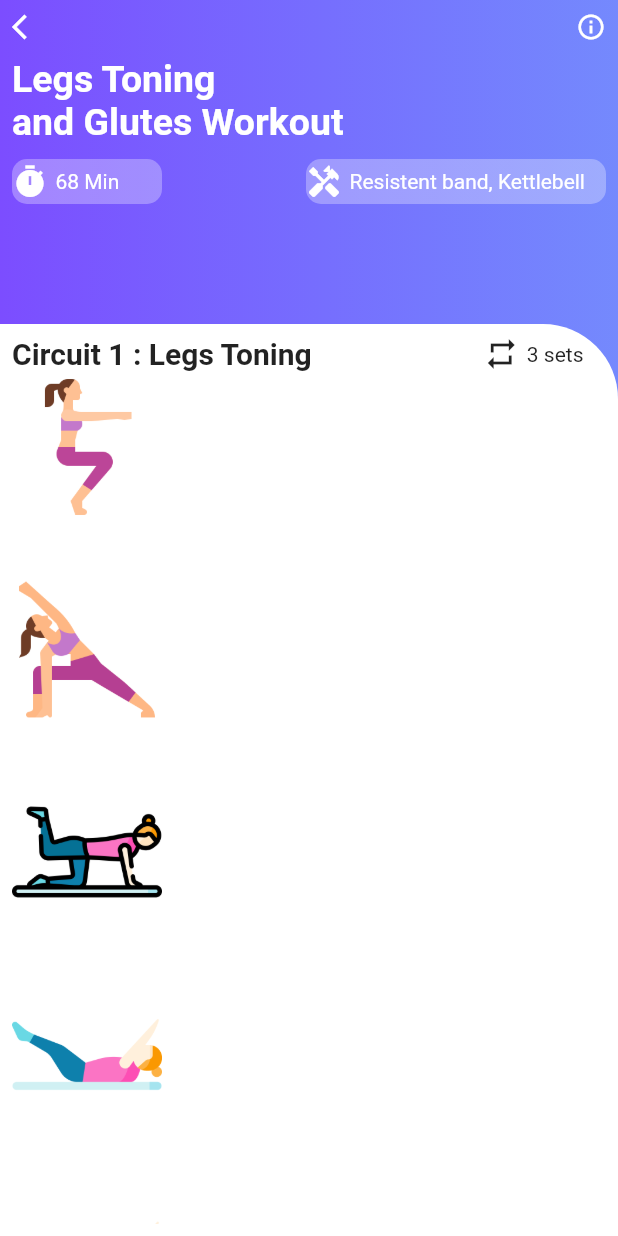
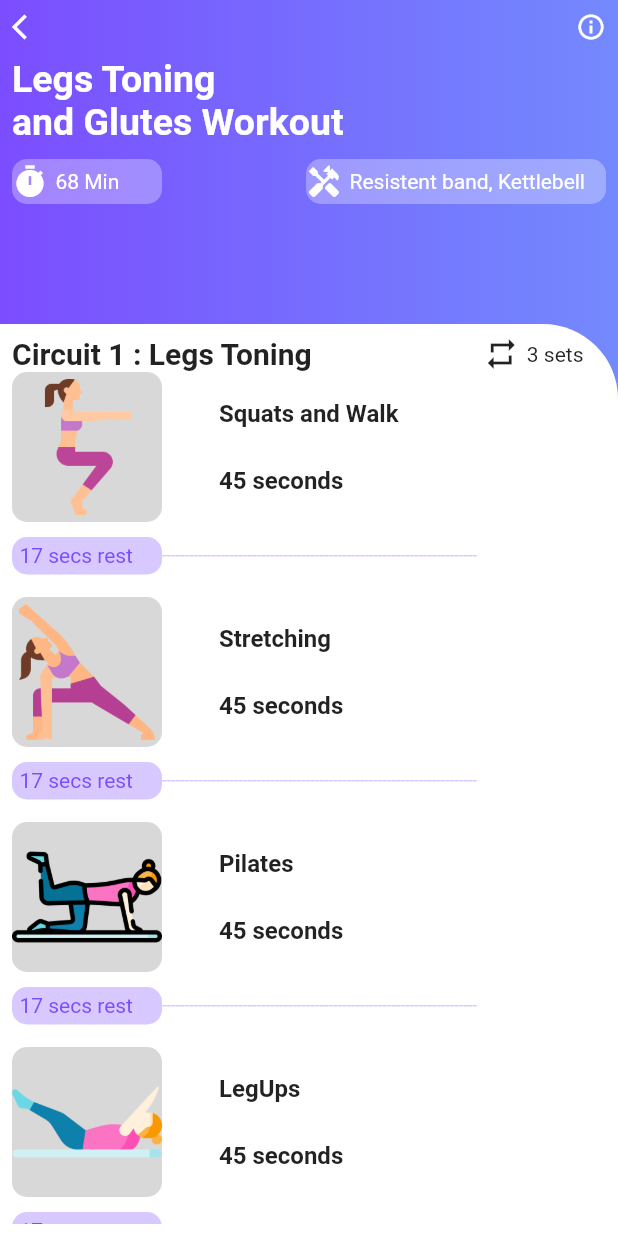
Before and after one commit to sharon254/YoyaApp-Flutter-UI, a Flutter app: the screen it shows after launch, on a phone screen of 412 x 824 dp. Run offline on Flutter 3.47's test engine with Material 2 defaults, Android fonts, the phone set to English and light mode, and no system bars.

Commit message:
DetailScreen

```diff
--- a/json/videoinfo.json
+++ b/json/videoinfo.json
@@ -8,42 +8,42 @@
   },
   {
 
-    "title": "Squats and Walk",
+    "title": "Stretching",
     "time": "45 seconds",
     "thumbnail":  "assets/images/extended.png",
     "VideoUrl": "200"
   },
   {
 
-    "title": "Squats and Walk",
+    "title": "Pilates",
     "time": "45 seconds",
     "thumbnail":  "assets/images/pila.png",
     "VideoUrl": "200"
   },
   {
 
-    "title": "Squats and Walk",
+    "title": "LegUps",
     "time": "45 seconds",
     "thumbnail":  "assets/images/pilat.png",
     "VideoUrl": "200"
   },
   {
 
-    "title": "Squats and Walk",
+    "title": "Sit ups",
     "time": "45 seconds",
     "thumbnail":  "assets/images/pilat.png",
     "VideoUrl": "200"
   },
   {
 
-    "title": "Squats and Walk",
+    "title": "Running",
     "time": "45 seconds",
     "thumbnail":  "assets/images/runner.png",
     "VideoUrl": "200"
   },
   {
 
-    "title": "Squats and Walk",
+    "title": "Stretch",
     "time": "45 seconds",
     "thumbnail":  "assets/images/stretching.png",
     "VideoUrl": "200"
--- a/lib/UI/screens/detail_screen.dart
+++ b/lib/UI/screens/detail_screen.dart
@@ -2,6 +2,7 @@ import 'dart:convert';
 
 import 'package:flutter/cupertino.dart';
 import 'package:flutter/material.dart';
+import 'package:yoga_app/UI/screens/home_screen.dart';
 
 class DetailScreen extends StatefulWidget {
   const DetailScreen({Key? key}) : super(key: key);
@@ -212,7 +213,7 @@ class _DetailScreenState extends State<DetailScreen> {
                             itemBuilder: (_, int index){
                               return GestureDetector(
                                 child: Container(
-                                  height: 135,
+                                  height: 150,
                                   child: Column(
                                     children: [
                                       Row(
@@ -221,6 +222,7 @@ class _DetailScreenState extends State<DetailScreen> {
                                             height: 100,
                                             width: 100,
                                             decoration: BoxDecoration(
+                                              color: Colors.grey.withOpacity(0.4),
                                               borderRadius: BorderRadius.circular(10),
                                               image: DecorationImage(
                                                 image: AssetImage(
@@ -228,13 +230,112 @@ class _DetailScreenState extends State<DetailScreen> {
                                                 )
                                               )
                                             ),
+                                          ),
+                                          SizedBox(
+                                            width: 30,
+
+                                          ),
+                                          Container(
+                                            child: Column(
+                                              crossAxisAlignment: CrossAxisAlignment.start,
+                                              children: [
+                                                Padding(
+                                                  padding: const EdgeInsets.all(8.0),
+                                                  child: Text(
+                                                      info[index]["title"],
+                                                    style: TextStyle(
+                                                      fontWeight: FontWeight.w700,
+                                                      fontSize: 16,
+                                                      color: Colors.black87
+                                                    ),
+                                                  ),
+                                                ),
+                                                SizedBox(
+                                                  height: 10,
+
+                                                ),
+                                                Padding(
+                                                  padding: const EdgeInsets.all(8.0),
+                                                  child: Text(
+                                                    info[index]["time"],
+                                                    style: TextStyle(
+                                                        fontWeight: FontWeight.w700,
+                                                        fontSize: 16,
+                                                        color: Colors.black87
+                                                    ),
+                                                  ),
+                                                )
+                                              ],
+                                            ),
+                                          )
+                                        ],
+                                      ),
+                                      SizedBox(
+                                        height: 10,
+
+                                      ),
+                                      Row(
+                                        children: [
+                                          Container(
+                                            height: 25,
+                                            width: 100,
+                                            decoration: BoxDecoration(
+                                              borderRadius: BorderRadius.circular(10),
+                                              gradient: LinearGradient(colors: [
+                                                Colors.deepPurpleAccent.withOpacity(0.3),
+                                                Colors.deepPurpleAccent.withOpacity(0.3),
+                                              ]),
+                                            ),
+                                            child: Row(
+                                              children: [
+
+                                                SizedBox(
+                                                  width: 5,
+                                                ),
+                                                Text(
+                                                  '17 secs rest',
+                                                  style: TextStyle(
+                                                    color: Colors.deepPurpleAccent,
+                                                  ),
+                                                )
+                                              ],
+                                            ),
+                                          ),
+                                          Container(
+                                            child: Row(
+                                              children: [
+                                                for (int i=0; i<70; i++)
+                                                Container(
+                                                  width: 3,
+                                                  height: 1,
+                                                  decoration: BoxDecoration(
+                                                    borderRadius: BorderRadius.circular(10),
+                                                    gradient: LinearGradient(colors: [
+                                                      Colors.deepPurpleAccent.withOpacity(0.3),
+                                                      Colors.deepPurpleAccent.withOpacity(0.3),
+                                                    ]),
+                                                  ),
+
+                                                )
+
+                                              ],
+
+                                            ),
                                           )
                                         ],
                                       )
 
+
                                     ],
                                   ),
                                 ),
+                                onTap: () {
+                                  Navigator.push(
+                                      context,
+                                      MaterialPageRoute(
+                                          builder: (context) => HomePage()));
+                                },
+
 
                               );
 
```
